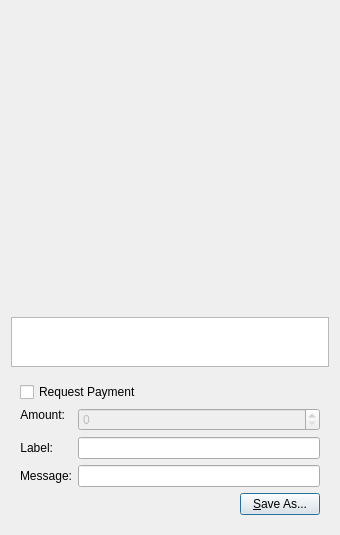
Above: src/qt/forms/qrcodedialog.ui from LightBurdenOfficial/SperoCoin before the change. Below: the same form after it.
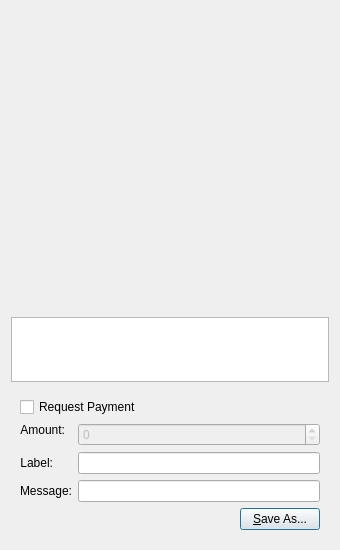
That is the form after the change. Custom widgets are drawn as their Qt base class.

Patch:
```diff
--- a/src/qt/forms/qrcodedialog.ui
+++ b/src/qt/forms/qrcodedialog.ui
@@ -7,7 +7,7 @@
     <x>0</x>
     <y>0</y>
     <width>340</width>
-    <height>530</height>
+    <height>550</height>
    </rect>
   </property>
   <property name="windowTitle">
@@ -56,6 +56,9 @@
        <height>50</height>
       </size>
      </property>
+     <property name="styleSheet">
+      <string notr="true">font: 75 10pt &quot;Century Gothic&quot;;</string>
+     </property>
      <property name="tabChangesFocus">
       <bool>true</bool>
      </property>
@@ -99,7 +102,11 @@
          </widget>
         </item>
         <item row="1" column="1">
-         <widget class="QLineEdit" name="lnLabel"/>
+         <widget class="QLineEdit" name="lnLabel">
+          <property name="styleSheet">
+           <string notr="true">font: 75 10pt &quot;Century Gothic&quot;;</string>
+          </property>
+         </widget>
         </item>
         <item row="2" column="0">
          <widget class="QLabel" name="lblMessage">
@@ -118,7 +125,11 @@
          </widget>
         </item>
         <item row="2" column="1">
-         <widget class="QLineEdit" name="lnMessage"/>
+         <widget class="QLineEdit" name="lnMessage">
+          <property name="styleSheet">
+           <string notr="true">font: 75 10pt &quot;Century Gothic&quot;;</string>
+          </property>
+         </widget>
         </item>
         <item row="0" column="0">
          <widget class="QLabel" name="lblAmount">
@@ -153,6 +164,9 @@
             <height>0</height>
            </size>
           </property>
+          <property name="styleSheet">
+           <string notr="true">font: 75 10pt &quot;Century Gothic&quot;;</string>
+          </property>
          </widget>
         </item>
        </layout>
@@ -174,6 +188,9 @@
         </item>
         <item>
          <widget class="QPushButton" name="btnSaveAs">
+          <property name="styleSheet">
+           <string notr="true">font: 75 9pt &quot;Century Gothic&quot;;</string>
+          </property>
           <property name="text">
            <string>&amp;Save As...</string>
           </property>
```
Left out of the diff: 3 changed lines with no effect on the pictures.
